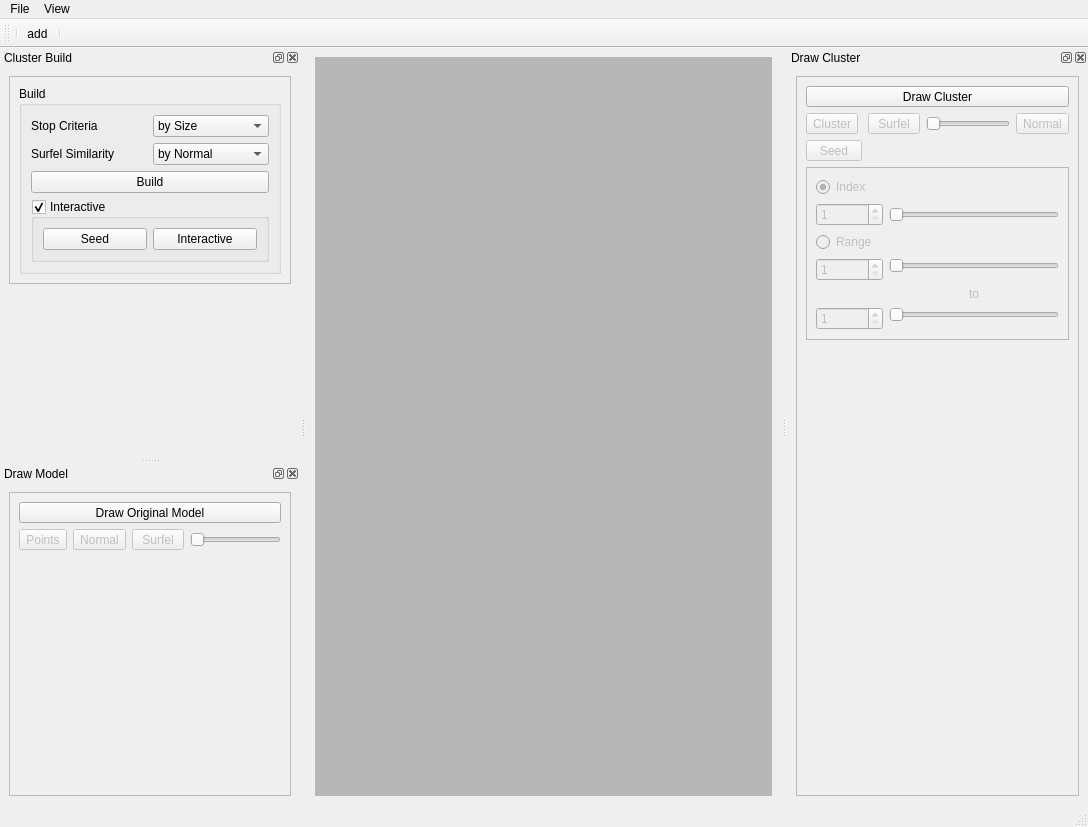
duststorm/lodpbr, file lodpbr/Qt/UI/lodpbr.ui: the form before one commit.
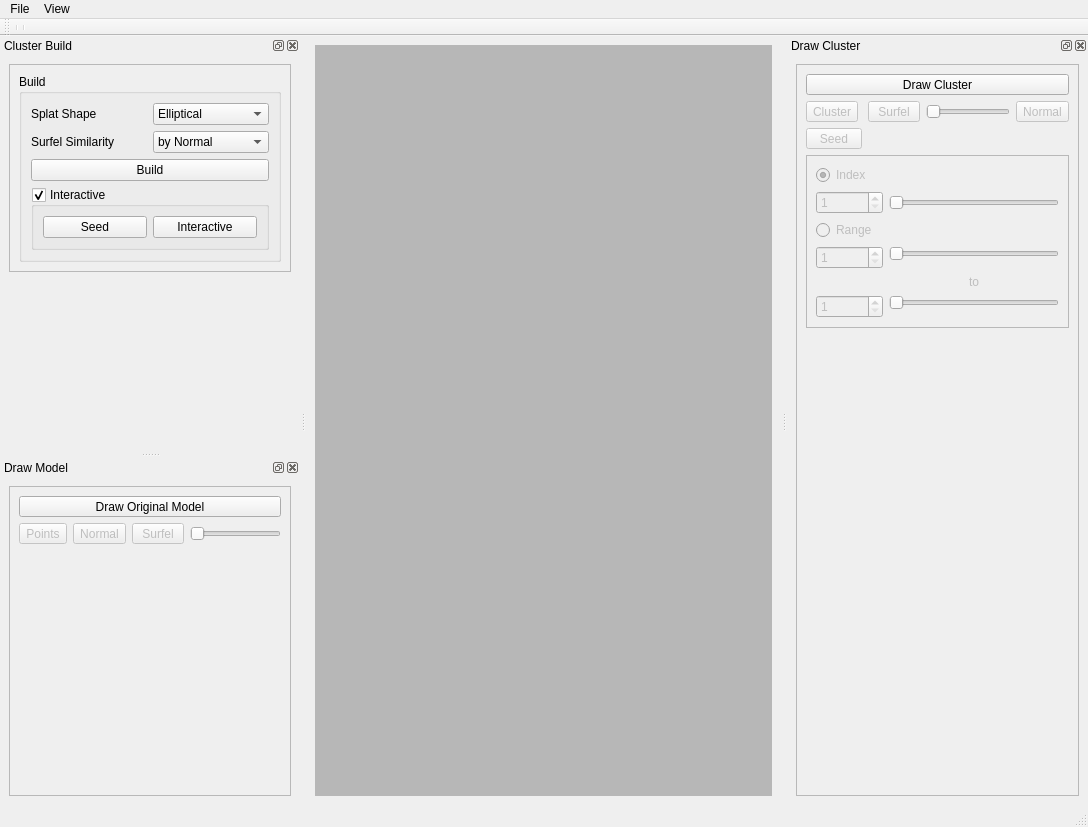
The form after the commit.

```diff
--- a/lodpbr/Qt/UI/lodpbr.ui
+++ b/lodpbr/Qt/UI/lodpbr.ui
@@ -15,28 +15,20 @@
   <property name="windowTitle" >
    <string>MainWindow</string>
   </property>
-  <property name="dockNestingEnabled" >
+  <property name="documentMode">
+   <bool>false</bool>
+  </property>
+  <property name="dockNestingEnabled">
    <bool>true</bool>
   </property>
   <property name="dockOptions" >
    <set>QMainWindow::AllowNestedDocks|QMainWindow::AllowTabbedDocks|QMainWindow::AnimatedDocks|QMainWindow::ForceTabbedDocks|QMainWindow::VerticalTabs</set>
   </property>
-  <property name="documentMode" stdset="0" >
-   <bool>true</bool>
-  </property>
-  <widget class="QWidget" name="centralwidget" >
-   <property name="geometry" >
-    <rect>
-     <x>306</x>
-     <y>58</y>
-     <width>458</width>
-     <height>745</height>
-    </rect>
-   </property>
-   <layout class="QGridLayout" name="gridLayout_6" >
-    <item row="0" column="0" >
-     <widget class="QMdiArea" name="mdiArea" >
-      <property name="frameShape" >
+  <widget class="QWidget" name="centralwidget">
+   <layout class="QGridLayout" name="gridLayout_6">
+    <item row="0" column="0">
+     <widget class="QMdiArea" name="mdiArea">
+      <property name="frameShape">
        <enum>QFrame::NoFrame</enum>
       </property>
       <property name="frameShadow" >
@@ -105,16 +97,8 @@
    <property name="enabled" >
     <bool>true</bool>
    </property>
-   <property name="geometry" >
-    <rect>
-     <x>770</x>
-     <y>58</y>
-     <width>318</width>
-     <height>745</height>
-    </rect>
-   </property>
-   <property name="sizePolicy" >
-    <sizepolicy vsizetype="Preferred" hsizetype="Preferred" >
+   <property name="sizePolicy">
+    <sizepolicy hsizetype="Preferred" vsizetype="Preferred">
      <horstretch>0</horstretch>
      <verstretch>0</verstretch>
     </sizepolicy>
@@ -143,16 +127,8 @@
    <attribute name="dockWidgetArea" >
     <number>2</number>
    </attribute>
-   <widget class="QWidget" name="dockWidgetDrawClusterContents" >
-    <property name="geometry" >
-     <rect>
-      <x>0</x>
-      <y>23</y>
-      <width>318</width>
-      <height>722</height>
-     </rect>
-    </property>
-    <layout class="QVBoxLayout" name="verticalLayout_4" >
+   <widget class="QWidget" name="dockWidgetDrawClusterContents">
+    <layout class="QVBoxLayout" name="verticalLayout_4">
      <item>
       <widget class="QFrame" name="frameDraw" >
        <property name="sizePolicy" >
@@ -451,16 +427,8 @@
     </layout>
    </widget>
   </widget>
-  <widget class="QToolBar" name="toolBar" >
-   <property name="geometry" >
-    <rect>
-     <x>0</x>
-     <y>27</y>
-     <width>1088</width>
-     <height>31</height>
-    </rect>
-   </property>
-   <property name="windowTitle" >
+  <widget class="QToolBar" name="toolBar">
+   <property name="windowTitle">
     <string>toolBar</string>
    </property>
    <attribute name="toolBarArea" >
@@ -469,24 +437,15 @@
    <attribute name="toolBarBreak" >
     <bool>false</bool>
    </attribute>
-   <addaction name="separator" />
-   <addaction name="actionAdd" />
-   <addaction name="separator" />
+   <addaction name="separator"/>
+   <addaction name="separator"/>
   </widget>
   <widget class="QDockWidget" name="dockWidgetClusterBuild" >
    <property name="enabled" >
     <bool>true</bool>
    </property>
-   <property name="geometry" >
-    <rect>
-     <x>0</x>
-     <y>58</y>
-     <width>300</width>
-     <height>411</height>
-    </rect>
-   </property>
-   <property name="sizePolicy" >
-    <sizepolicy vsizetype="Preferred" hsizetype="Preferred" >
+   <property name="sizePolicy">
+    <sizepolicy hsizetype="Preferred" vsizetype="Preferred">
      <horstretch>0</horstretch>
      <verstretch>0</verstretch>
     </sizepolicy>
@@ -497,10 +456,10 @@
      <height>300</height>
     </size>
    </property>
-   <property name="maximumSize" >
+   <property name="maximumSize">
     <size>
-     <width>16777215</width>
-     <height>16777215</height>
+     <width>524287</width>
+     <height>524287</height>
     </size>
    </property>
    <property name="acceptDrops" >
@@ -524,16 +483,8 @@
    <attribute name="dockWidgetArea" >
     <number>1</number>
    </attribute>
-   <widget class="QWidget" name="dockWidgetClusterContents" >
-    <property name="geometry" >
-     <rect>
-      <x>0</x>
-      <y>23</y>
-      <width>300</width>
-      <height>388</height>
-     </rect>
-    </property>
-    <layout class="QVBoxLayout" name="verticalLayout" >
+   <widget class="QWidget" name="dockWidgetClusterContents">
+    <layout class="QVBoxLayout" name="verticalLayout">
      <item>
       <widget class="QFrame" name="frameBuid" >
        <property name="minimumSize" >
@@ -567,17 +518,17 @@
            <item>
             <layout class="QHBoxLayout" name="horizontalLayout_3" >
              <item>
-              <widget class="QLabel" name="labelCluster_StopCriteria" >
-               <property name="text" >
-                <string>Stop Criteria</string>
+              <widget class="QLabel" name="labelCluster_SplatShape">
+               <property name="text">
+                <string>Splat Shape</string>
                </property>
               </widget>
              </item>
              <item>
               <widget class="QComboBox" name="comboBoxCluster_BuildStopCriteria" >
                <item>
-                <property name="text" >
-                 <string>by Size</string>
+                <property name="text">
+                 <string>Elliptical</string>
                 </property>
                </item>
                <item>
@@ -687,17 +638,9 @@
     </layout>
    </widget>
   </widget>
-  <widget class="QDockWidget" name="dockWidgetDrawModel" >
-   <property name="geometry" >
-    <rect>
-     <x>0</x>
-     <y>475</y>
-     <width>300</width>
-     <height>328</height>
-    </rect>
-   </property>
-   <property name="sizePolicy" >
-    <sizepolicy vsizetype="Preferred" hsizetype="Preferred" >
+  <widget class="QDockWidget" name="dockWidgetDrawModel">
+   <property name="sizePolicy">
+    <sizepolicy hsizetype="Preferred" vsizetype="Preferred">
      <horstretch>0</horstretch>
      <verstretch>0</verstretch>
     </sizepolicy>
@@ -717,16 +660,8 @@
    <attribute name="dockWidgetArea" >
     <number>1</number>
    </attribute>
-   <widget class="QWidget" name="dockWidgetContents_2" >
-    <property name="geometry" >
-     <rect>
-      <x>0</x>
-      <y>23</y>
-      <width>300</width>
-      <height>305</height>
-     </rect>
-    </property>
-    <layout class="QVBoxLayout" name="verticalLayout_3" >
+   <widget class="QWidget" name="dockWidgetContents_2">
+    <layout class="QVBoxLayout" name="verticalLayout_3">
      <item>
       <widget class="QFrame" name="frameDrawModel" >
        <property name="sizePolicy" >
@@ -894,13 +829,8 @@
     <string>Cluster Draw</string>
    </property>
   </action>
-  <action name="actionAdd" >
-   <property name="text" >
-    <string>add</string>
-   </property>
-  </action>
-  <action name="action_Save_As_LOD" >
-   <property name="text" >
+  <action name="action_Save_As_LOD">
+   <property name="text">
     <string>Save as LOD</string>
    </property>
   </action>
```
Left out of the diff: 786 changed lines with no effect on the pictures.
